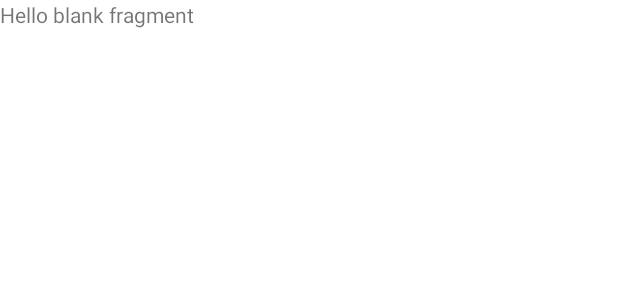
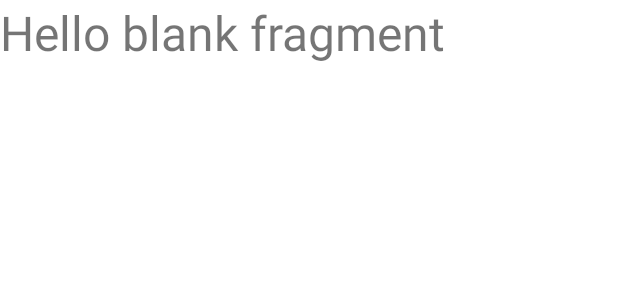
Before and after one commit to ma28alhams/GitLab, an Android app: the layout fragment_signup.xml on its own in the app's theme, with its tools: preview values and no code run, on a phone screen of 412 x 824 dp. Shown: the top 300 px of the screen. Run offline under Robolectric (Android 15) with nearby library versions, the phone set to English and light mode, and no system bars.

Commit message:
fix: fix font style

```diff
--- a/app/src/main/res/layout/fragment_signup.xml
+++ b/app/src/main/res/layout/fragment_signup.xml
@@ -7,6 +7,7 @@
 
     <!-- TODO: Update blank fragment layout -->
     <TextView
+        android:textSize="32dp"
         android:layout_width="match_parent"
         android:layout_height="match_parent"
         android:text="@string/hello_blank_fragment" />
```
